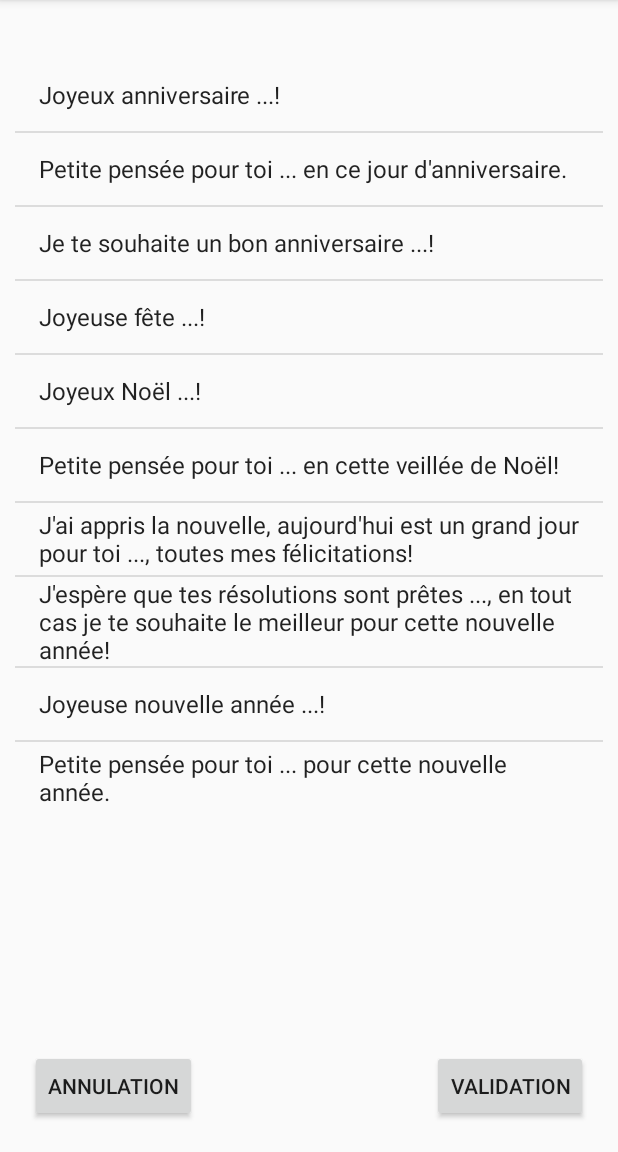
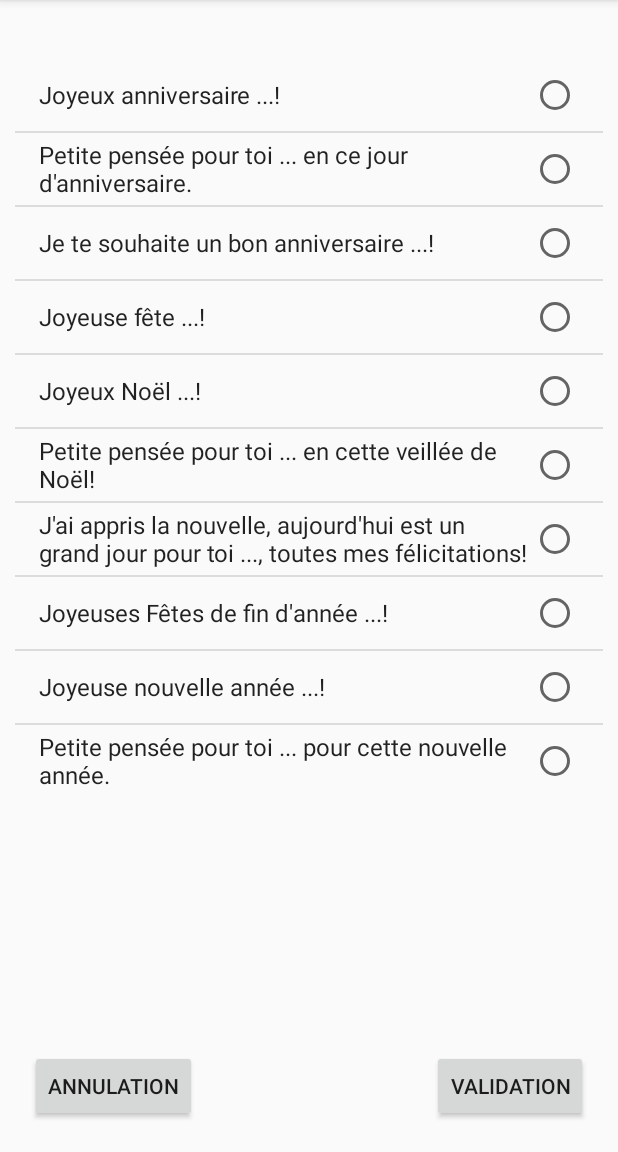
Before and after one commit to PichTic/ue236_groupe1_semaine2, an Android app: the SecondActivity screen opened directly, with no data from a screen before it, on a phone screen of 412 x 824 dp, the part 84-1236 px from its top. Run offline under Robolectric (Android 15) with nearby library versions, the phone set to English and light mode, and no system bars; 2 statements that could not run were skipped.

Commit message:
Fin de mise en place de phrases de voeux. affichage ok

```diff
--- a/app/src/main/java/com/example/groupe1/ue236_groupe1_semaine2/SecondActivity.java
+++ b/app/src/main/java/com/example/groupe1/ue236_groupe1_semaine2/SecondActivity.java
@@ -5,6 +5,8 @@ import android.content.res.Resources;
 import android.support.v7.app.AppCompatActivity;
 import android.os.Bundle;
 import android.view.View;
+import android.widget.Adapter;
+import android.widget.AdapterView;
 import android.widget.ArrayAdapter;
 import android.widget.Button;
 import android.widget.ListView;
@@ -21,6 +23,7 @@ public class SecondActivity extends AppCompatActivity {
         super.onCreate(savedInstanceState);
         setContentView(R.layout.secondactivity_main);
 
+        //Récupération des contacts et affichage des noms
         ArrayList<Contact> contacts = getIntent().getExtras().getParcelableArrayList("Contacts");
         TextView retourcontact = (TextView) findViewById(R.id.RecapContact);
         String ListNoms;
@@ -37,25 +40,35 @@ public class SecondActivity extends AppCompatActivity {
         retourcontact.setText(ListNoms);
 
 
-        ListView listViewWish = (ListView) findViewById(R.id.wishlist);
+        //Préparation de la listview pour les phrases de voeux
+        final ListView listViewWish = (ListView) findViewById(R.id.wishlist);
 
+        //Initialisation de l'objet Voeux, la fonction getResources() ne fonctionne pas dans la classe Voeux.java malgré l'import donc on est obligé de le faire manuellement ici
         Resources res = getResources();
-        String[] text = new String[10];
+        String[] originaltext = res.getStringArray(R.array.phrases_voeux_vierge);
+        Voeux voeux = new Voeux(); //Création de l'objet
+        voeux.setOriginaltext(originaltext); //Remplissage de l'objet avec les phrase prédéfinies vierges
+        String[] listvoeux = voeux.getOriginaltext(); //Remplissage d'un array avec la liste des phrases
 
-        text[0] = res.getString(R.string.voeux_anniversaire1, "...");
-        text[1] = res.getString(R.string.voeux_anniversaire2, "...");
-        text[2] = res.getString(R.string.voeux_anniversaire3, "...");
-        text[3] = res.getString(R.string.voeux_fete, "...");
-        text[4] = res.getString(R.string.voeux_noel1, "...");
-        text[5] = res.getString(R.string.voeux_noel2, "...");
-        text[6] = res.getString(R.string.voeux_mariage, "...");
-        text[7] = res.getString(R.string.voeux_nouvel_an1, "...");
-        text[8] = res.getString(R.string.voeux_nouvel_an2, "...");
-        text[9] = res.getString(R.string.voeux_nouvel_an3, "...");
+        //Affichage de l'array dans la listview
+        final ArrayAdapter<String> adapter = new ArrayAdapter<String>(this,
+                android.R.layout.simple_list_item_single_choice, listvoeux);
+        listViewWish.setAdapter(adapter);
 
-        final ArrayAdapter<String> adapter = new ArrayAdapter<String>(this,
-                android.R.layout.simple_list_item_1, text);
-        listViewWish.setAdapter(adapter);
+        listViewWish.setOnItemClickListener(new AdapterView.OnItemClickListener()
+        {
+            public void onItemClick(AdapterView<?> parent, View view,int position, long id)
+            {
+                long[] checkeditem = listViewWish.getCheckedItemIds();
+                if(checkeditem != null) {
+                    for(int i = 0; i < checkeditem.length; i++)
+                    {
+                        listViewWish.setItemChecked((int)checkeditem[i], false);
+                    }
+                }
+                listViewWish.setItemChecked(position, true);
+            }
+        });
 
         Button bouton_2 = (Button) findViewById(R.id.bouton_2);
         Button bouton_3 = (Button) findViewById(R.id.bouton_3);
--- a/app/src/main/java/com/example/groupe1/ue236_groupe1_semaine2/Voeux.java
+++ b/app/src/main/java/com/example/groupe1/ue236_groupe1_semaine2/Voeux.java
@@ -1,29 +1,36 @@
 package com.example.groupe1.ue236_groupe1_semaine2;
 
+import android.content.res.Resources;
+import android.support.v7.app.AppCompatActivity;
 
-public class Voeux {
-    //Variables de classe
-    private String prenom;
-    private String[] phrase_de_voeux = new String[10];
+public class Voeux extends AppCompatActivity {
+    //Variables d'instance
+    public String[] originaltext;
+    public String[] formatedtext;
+    public int id;
 
-    //Constructeur
+    //Créateur
 
-    //Constructeur
-    public Voeux(String prenom) {
-        this.prenom = prenom;
-        phrase_de_voeux[0] = "" + prenom + "";
-        phrase_de_voeux[1] = "" + prenom + "";
-        phrase_de_voeux[2] = "" + prenom + "";
-        phrase_de_voeux[3] = "" + prenom + "";
-        phrase_de_voeux[4] = "" + prenom + "";
-        phrase_de_voeux[5] = "" + prenom + "";
-        phrase_de_voeux[6] = "" + prenom + "";
-        phrase_de_voeux[7] = "" + prenom + "";
-        phrase_de_voeux[8] = "" + prenom + "";
-        phrase_de_voeux[9] = "" + prenom + "";
+    public Voeux() {
     }
 
-    public void setPrenom(String prenom) {
-        this.prenom = prenom;
+    //Méthodes
+
+    public void setOriginaltext(String[] text) {
+        originaltext = text;
+    }
+
+    public void setFormatedtext(String[] prenom, int id) {
+        for (int i = 0; i < prenom.length; i++) {
+            formatedtext[i] = String.format(originaltext[id], prenom[i]);
+        }
+    }
+
+    public String[] getOriginaltext() {
+        return originaltext;
+    }
+
+    public String[] getFormatedtext() {
+        return formatedtext;
     }
 }
--- a/app/src/main/res/layout/secondactivity_main.xml
+++ b/app/src/main/res/layout/secondactivity_main.xml
@@ -21,6 +21,11 @@
         android:layout_width="match_parent"
         android:layout_height="wrap_content"
         android:layout_margin="10dp"
+        android:clickable="true"
+        android:focusable="true"
+        android:overScrollMode="always"
+        android:scrollbars="vertical"
+        android:choiceMode="singleChoice"
         app:layout_constraintLeft_toLeftOf="parent"
         app:layout_constraintRight_toRightOf="parent"
         app:layout_constraintTop_toBottomOf="@id/RecapContact" />
--- a/app/src/main/res/values/strings.xml
+++ b/app/src/main/res/values/strings.xml
@@ -8,14 +8,30 @@
     <string name="selectall">Tout sélectionner</string>
     <string name="bouton_2">Validation</string>
     <string name="bouton_3">Annulation</string>
-    <string name="voeux_anniversaire1">Joyeux anniversaire %1$s!</string> //Le %1$s définie une variable à remplir
-    <string name="voeux_anniversaire2">Petite pensée pour toi %1$s en ce jour d\'anniversaire.</string>
-    <string name="voeux_anniversaire3">Je te souhaite un bon anniversaire %1$s!</string>
-    <string name="voeux_fete">Joyeuse fête %1$s!</string>
-    <string name="voeux_noel1">Joyeux Noël %1$s!</string>
-    <string name="voeux_noel2">Petite pensée pour toi %1$s en cette veillée de Noël!</string>
-    <string name="voeux_mariage">J\'ai appris la nouvelle, aujourd\'hui est un  grand jour pour toi %1$s, toutes mes félicitations!</string>
-    <string name="voeux_nouvel_an1">J\'espère que tes résolutions sont prêtes %1$s, en tout cas je te souhaite le meilleur pour cette nouvelle année!</string>
-    <string name="voeux_nouvel_an2">Joyeuse nouvelle année %1$s!</string>
-    <string name="voeux_nouvel_an3">Petite pensée pour toi %1$s pour cette nouvelle année.</string>
+
+    <string-array name="phrases_voeux_vierge"> //On va utiliser un string array afin de rentrer les phrases dans un array dans les fonctions
+        <item>Joyeux anniversaire ...!</item>
+        <item>Petite pensée pour toi ... en ce jour d\'anniversaire.</item>
+        <item>Je te souhaite un bon anniversaire ...!</item>
+        <item>Joyeuse fête ...!</item>
+        <item>Joyeux Noël ...!</item>
+        <item>Petite pensée pour toi ... en cette veillée de Noël!</item>
+        <item>J\'ai appris la nouvelle, aujourd\'hui est un  grand jour pour toi ..., toutes mes félicitations!</item>
+        <item>Joyeuses Fêtes de fin d'année ...!</item>
+        <item>Joyeuse nouvelle année ...!</item>
+        <item>Petite pensée pour toi ... pour cette nouvelle année.</item>
+    </string-array>
+
+    <string-array name="phrases_voeux_a_remplir"> //On va utiliser un string array afin de rentrer les phrases dans un array dans les fonctions
+        <item>Joyeux anniversaire %1$s!</item> //Le %1$s définie une variable à remplir
+        <item>Petite pensée pour toi %1$s en ce jour d\'anniversaire.</item>
+        <item>Je te souhaite un bon anniversaire %1$s!</item>
+        <item>Joyeuse fête %1$s!</item>
+        <item>Joyeux Noël %1$s!</item>
+        <item>Petite pensée pour toi %1$s en cette veillée de Noël!</item>
+        <item>J\'ai appris la nouvelle, aujourd\'hui est un  grand jour pour toi %1$s, toutes mes félicitations!</item>
+        <item>Joyeuses Fêtes de fin d'année %1$s!</item>
+        <item>Joyeuse nouvelle année %1$s!</item>
+        <item>Petite pensée pour toi %1$s pour cette nouvelle année.</item>
+    </string-array>
 </resources>
```
Also changed, not shown: app/src/main/java/com/example/groupe1/ue236_groupe1_semaine2/contact.java (+0 -9 lines).
